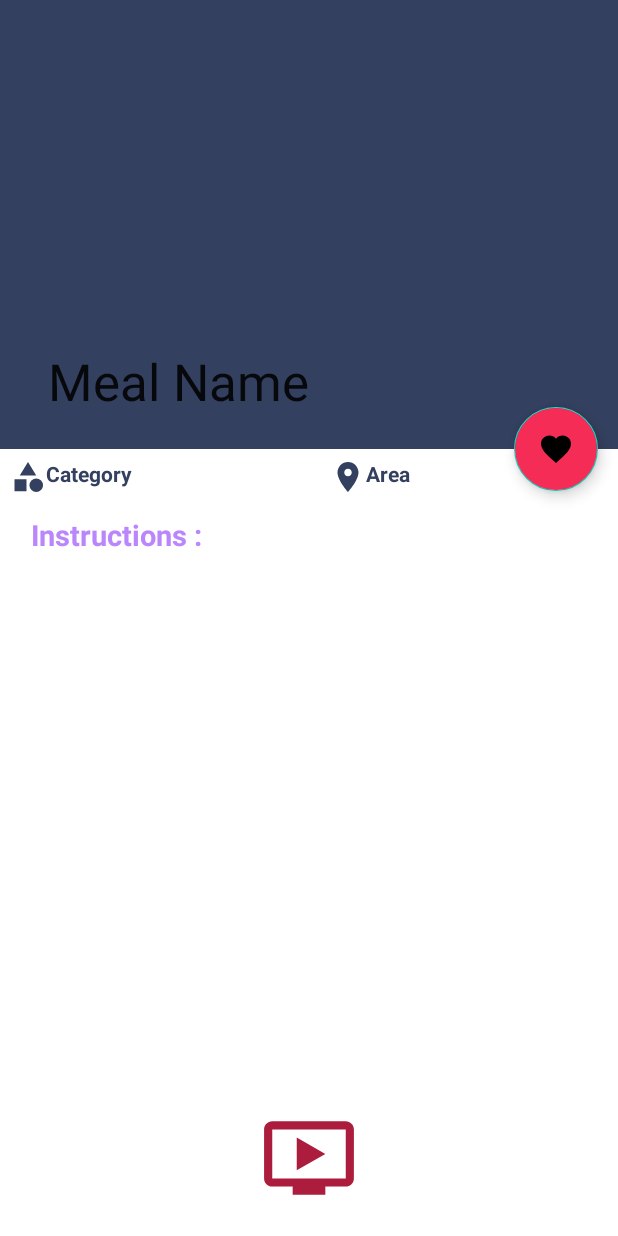
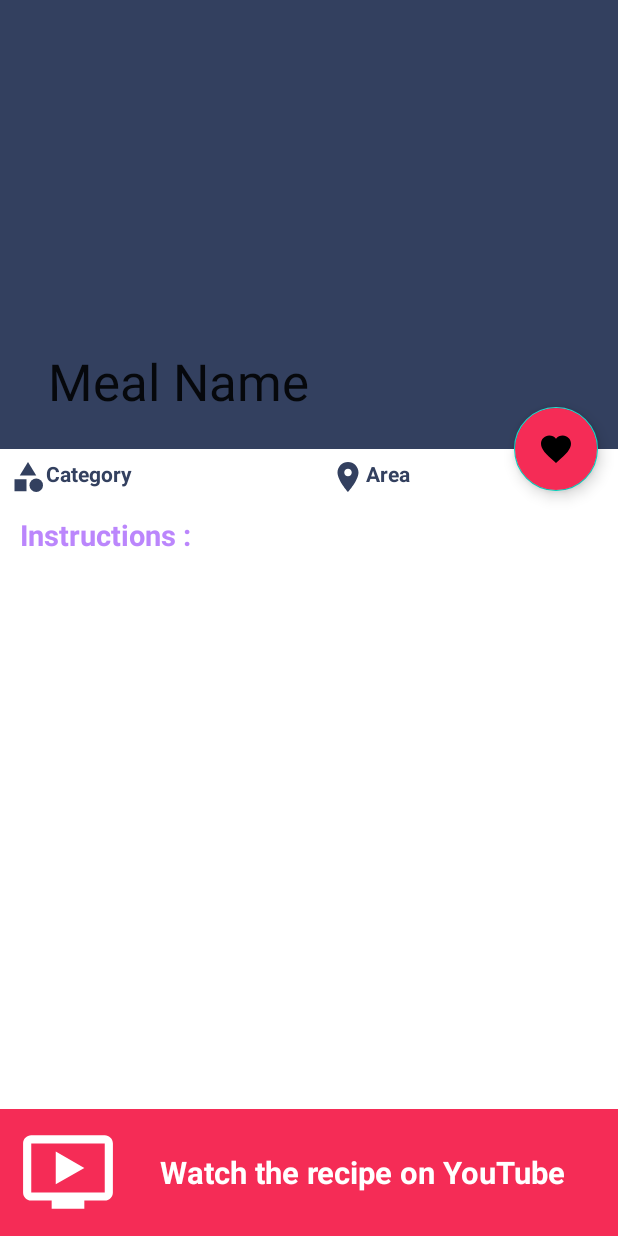
Before and after one commit to KaradimoulasG/CookBook, an Android app: the layout activity_meal.xml on its own in the app's theme, with its tools: preview values and no code run, on a phone screen of 412 x 824 dp. Run offline under Robolectric (Android 15) with nearby library versions, the phone set to English and light mode, and no system bars.

```diff
--- a/app/src/main/java/com/example/cookbook/activities/CategoryMealsActivity.kt
+++ b/app/src/main/java/com/example/cookbook/activities/CategoryMealsActivity.kt
@@ -1,5 +1,6 @@
 package com.example.cookbook.activities
 
+import android.content.Intent
 import androidx.appcompat.app.AppCompatActivity
 import android.os.Bundle
 import android.view.LayoutInflater
@@ -12,6 +13,7 @@ import com.example.cookbook.adapters.CategoryMealsAdapter
 import com.example.cookbook.databinding.ActivityCategoryMealsBinding
 import com.example.cookbook.databinding.ActivityMealBinding
 import com.example.cookbook.fragments.HomeFragment
+import com.example.cookbook.pojo.Category
 import com.example.cookbook.pojo.Meal
 import com.example.cookbook.viewModel.CategoryMealsViewModel
 
@@ -33,7 +35,12 @@ class CategoryMealsActivity : AppCompatActivity() {
             binding.tvCategoryCount.text = it.size.toString()
             categoryMealsAdapter.setMealsList(it)
         })
+    }
 
+    override fun onResume() {
+        super.onResume()
+
+        onCategoryClick()
     }
 
     private fun prepareRecyclerView() {
@@ -43,4 +50,21 @@ class CategoryMealsActivity : AppCompatActivity() {
             adapter = categoryMealsAdapter
         }
     }
+
+
+    private fun onCategoryClick() {
+        categoryMealsAdapter.onItemClicked(object : CategoryMealsAdapter.OnItemCategoryClicked{
+            override fun onClickListener(category: Category) {
+                val intent = Intent(applicationContext, MealActivity::class.java)
+                intent.putExtra(CATEGORY_NAME,category.strCategory)
+                startActivity(intent)
+            }
+        })
+    }
+
+
+    companion object {
+        const val CATEGORY_NAME = "com.example.cookbook.fragments.nameCategory"
+
+    }
 }
--- a/app/src/main/java/com/example/cookbook/adapters/CategoryMealsAdapter.kt
+++ b/app/src/main/java/com/example/cookbook/adapters/CategoryMealsAdapter.kt
@@ -5,11 +5,14 @@ import android.view.ViewGroup
 import androidx.recyclerview.widget.RecyclerView
 import com.bumptech.glide.Glide
 import com.example.cookbook.databinding.MealItemBinding
+import com.example.cookbook.pojo.Category
 import com.example.cookbook.pojo.MealsByCategory
 
 class CategoryMealsAdapter: RecyclerView.Adapter<CategoryMealsAdapter.CategoryMealsViewHolder>(){
 
     private var mealsList = ArrayList<MealsByCategory>()
+    private var categoryList:List<Category> = ArrayList()
+    private lateinit var onItemClick: OnItemCategoryClicked
 
 
     fun setMealsList(mealsList: List<MealsByCategory>){
@@ -30,9 +33,23 @@ class CategoryMealsAdapter: RecyclerView.Adapter<CategoryMealsAdapter.CategoryMe
             .load(mealsList[position].strMealThumb)
             .into(holder.binding.imgMeal)
         holder.binding.tvMealName.text = mealsList[position].strMeal
+
+        holder.itemView.setOnClickListener {
+            onItemClick.onClickListener(categoryList[position])
+        }
     }
 
     override fun getItemCount(): Int {
         return mealsList.size
     }
+
+    fun onItemClicked(onItemClick: OnItemCategoryClicked){
+        this.onItemClick = onItemClick
+    }
+
+    interface OnItemCategoryClicked{
+        fun onClickListener(category: Category)
+    }
+
+
 }
--- /dev/null
+++ b/app/src/main/res/drawable/ic_youtube_white.xml
@@ -0,0 +1,5 @@
+<vector android:height="24dp" android:tint="#FFFFFF"
+    android:viewportHeight="24" android:viewportWidth="24"
+    android:width="24dp" xmlns:android="http://schemas.android.com/apk/res/android">
+    <path android:fillColor="@android:color/white" android:pathData="M21,3L3,3c-1.11,0 -2,0.89 -2,2v12c0,1.1 0.89,2 2,2h5v2h8v-2h5c1.1,0 1.99,-0.9 1.99,-2L23,5c0,-1.11 -0.9,-2 -2,-2zM21,17L3,17L3,5h18v12zM16,11l-7,4L9,7z"/>
+</vector>
--- a/app/src/main/res/layout/activity_meal.xml
+++ b/app/src/main/res/layout/activity_meal.xml
@@ -5,6 +5,7 @@
     android:layout_width="match_parent"
     android:layout_height="match_parent"
     tools:context=".activities.MealActivity">
+
 
     <com.google.android.material.appbar.AppBarLayout
         android:id="@+id/appbar"
@@ -25,13 +26,13 @@
                 android:layout_width="match_parent"
                 android:layout_height="match_parent"
                 android:scaleType="centerCrop"
-                app:layout_collapseMode="parallax"/>
+                app:layout_collapseMode="parallax" />
 
             <androidx.appcompat.widget.Toolbar
                 android:id="@+id/toolbar"
                 android:layout_width="match_parent"
                 android:layout_height="?actionBarSize"
-                app:layout_collapseMode="pin"/>
+                app:layout_collapseMode="pin" />
 
 
         </com.google.android.material.appbar.CollapsingToolbarLayout>
@@ -41,18 +42,17 @@
         android:id="@+id/fab_add"
         android:layout_width="wrap_content"
         android:layout_height="wrap_content"
+        android:layout_marginEnd="@dimen/_10sdp"
+        android:backgroundTint="@color/accent"
         android:src="@drawable/ic_favorites"
-        android:backgroundTint="@color/accent"
         android:tint="@color/white"
         app:layout_anchor="@id/appbar"
-        app:layout_anchorGravity="bottom|end"
-        android:layout_marginEnd="@dimen/_10sdp"/>
+        app:layout_anchorGravity="bottom|end" />
 
     <androidx.core.widget.NestedScrollView
         android:layout_width="match_parent"
         android:layout_height="match_parent"
-        app:layout_behavior="com.google.android.material.appbar.AppBarLayout$ScrollingViewBehavior"
-        >
+        app:layout_behavior="com.google.android.material.appbar.AppBarLayout$ScrollingViewBehavior">
 
         <androidx.constraintlayout.widget.ConstraintLayout
             android:layout_width="match_parent"
@@ -62,35 +62,35 @@
                 android:id="@+id/linear_layout"
                 android:layout_width="match_parent"
                 android:layout_height="wrap_content"
+                android:layout_marginStart="@dimen/_5sdp"
+                android:layout_marginTop="@dimen/_5sdp"
+                android:layout_marginEnd="@dimen/_5sdp"
                 android:orientation="horizontal"
-                android:layout_marginStart="@dimen/_5sdp"
-                android:layout_marginEnd="@dimen/_5sdp"
-                android:layout_marginTop="@dimen/_5sdp"
-                app:layout_constraintTop_toTopOf="parent"
+                app:layout_constraintEnd_toEndOf="parent"
                 app:layout_constraintStart_toStartOf="parent"
-                app:layout_constraintEnd_toEndOf="parent">
+                app:layout_constraintTop_toTopOf="parent">
 
                 <TextView
                     android:id="@+id/tv_category"
                     android:layout_width="wrap_content"
                     android:layout_height="wrap_content"
-                    android:text="Category"
-                    android:textStyle="bold"
-                    android:textColor="@color/g_black"
+                    android:layout_weight="1"
                     android:drawableLeft="@drawable/ic_categories"
                     android:drawableTint="@color/g_black"
-                    android:layout_weight="1"/>
+                    android:text="Category"
+                    android:textColor="@color/g_black"
+                    android:textStyle="bold" />
 
                 <TextView
                     android:id="@+id/tv_area"
                     android:layout_width="wrap_content"
                     android:layout_height="wrap_content"
-                    android:text="Area"
-                    android:textStyle="bold"
-                    android:textColor="@color/g_black"
+                    android:layout_weight="1"
                     android:drawableLeft="@drawable/ic_area"
                     android:drawableTint="@color/g_black"
-                    android:layout_weight="1"/>
+                    android:text="Area"
+                    android:textColor="@color/g_black"
+                    android:textStyle="bold" />
 
 
             </LinearLayout>
@@ -100,43 +100,85 @@
                 android:id="@+id/tv_instructions"
                 android:layout_width="wrap_content"
                 android:layout_height="wrap_content"
-                android:text="   Instructions : "
+                android:layout_marginStart="@dimen/_10sdp"
+                android:layout_marginTop="@dimen/_10sdp"
+                android:text="Instructions : "
+                android:textColor="@color/purple_200"
+                android:textSize="@dimen/_15ssp"
+                android:textStyle="bold"
                 app:layout_constraintStart_toStartOf="parent"
-                app:layout_constraintTop_toBottomOf="@id/linear_layout"
-                android:layout_marginTop="@dimen/_10sdp"
-                android:layout_marginStart="@dimen/_5sdp"
-                android:textStyle="bold"
-                android:textColor="@color/purple_200"
-                android:textSize="@dimen/_15ssp"/>
+                app:layout_constraintTop_toBottomOf="@id/linear_layout" />
 
             <TextView
                 android:id="@+id/tv_instructions_text"
-                android:layout_width="wrap_content"
+                android:layout_width="match_parent"
                 android:layout_height="wrap_content"
+                android:layout_marginStart="@dimen/_10sdp"
+                android:layout_marginTop="@dimen/_5sdp"
+                android:layout_marginEnd="@dimen/_15sdp"
+                android:layout_marginBottom="@dimen/_70sdp"
+                android:textColor="@color/black"
+                app:layout_constraintBottom_toBottomOf="parent"
                 app:layout_constraintStart_toStartOf="@id/tv_instructions"
-                app:layout_constraintTop_toBottomOf="@id/tv_instructions"
-                android:layout_marginTop="@dimen/_5sdp"
-                android:textColor="@color/black"/>
-
+                app:layout_constraintTop_toBottomOf="@id/tv_instructions"/>
 
 
         </androidx.constraintlayout.widget.ConstraintLayout>
     </androidx.core.widget.NestedScrollView>
 
-    <ImageView
+    <LinearLayout
         android:id="@+id/img_youtube"
-        android:layout_width="@dimen/_50sdp"
-        android:layout_height="@dimen/_50sdp"
-        android:layout_marginBottom="@dimen/_15sdp"
-        android:layout_gravity="bottom|center"
-        android:src="@drawable/ic_youtube"/>
+        android:layout_width="match_parent"
+        android:layout_height="wrap_content"
+        android:layout_gravity="bottom"
+        android:background="@color/primary"
+        android:orientation="horizontal"
+        app:layout_constraintStart_toStartOf="parent"
+        app:layout_constraintBottom_toBottomOf="parent">
+
+
+        <RelativeLayout
+            android:layout_width="wrap_content"
+            android:layout_height="wrap_content"
+            android:layout_gravity="start">
+
+            <ImageView
+                android:id="@+id/youtube_icon"
+                android:layout_width="@dimen/_50sdp"
+                android:layout_height="@dimen/_50sdp"
+                android:layout_centerInParent="true"
+                android:layout_gravity="center"
+                android:layout_marginStart="@dimen/_20sdp"
+                android:layout_marginBottom="@dimen/_15sdp"
+                android:src="@drawable/ic_youtube_white" />
+        </RelativeLayout>
+
+        <RelativeLayout
+            android:layout_width="wrap_content"
+            android:layout_height="wrap_content"
+            android:layout_gravity="center">
+
+            <TextView
+                android:id="@+id/youtube_text"
+                android:layout_width="match_parent"
+                android:layout_height="wrap_content"
+                android:layout_marginStart="@dimen/_12sdp"
+                android:text="Watch the recipe on YouTube"
+                android:textColor="@color/white"
+                android:textSize="@dimen/_16sdp"
+                android:textStyle="bold" />
+
+        </RelativeLayout>
+
+    </LinearLayout>
 
     <com.google.android.material.progressindicator.LinearProgressIndicator
         android:id="@+id/progress_bar"
         android:layout_width="match_parent"
         android:layout_height="wrap_content"
         android:indeterminate="true"
+        android:visibility="gone"
         app:layout_anchor="@id/appbar"
-        app:layout_anchorGravity="bottom"
-        android:visibility="gone"/>
+        app:layout_anchorGravity="bottom" />
+
 </androidx.coordinatorlayout.widget.CoordinatorLayout>
```
